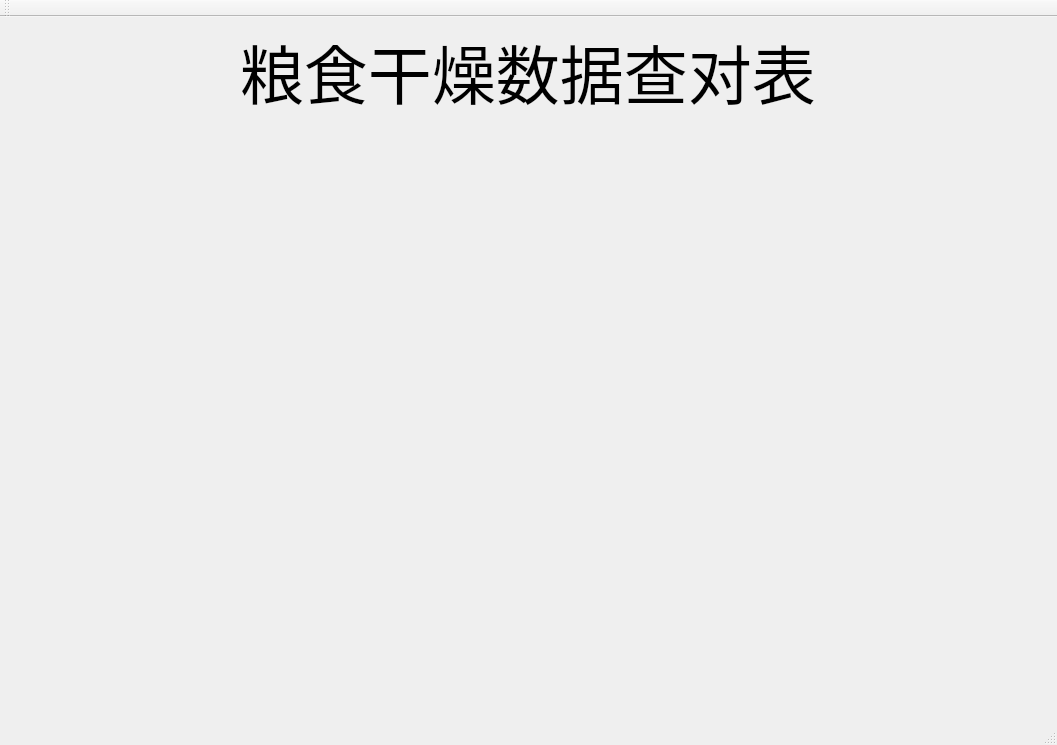
Above: mainwindow.ui from YHY-13/ui before the change. Below: the same form after it.
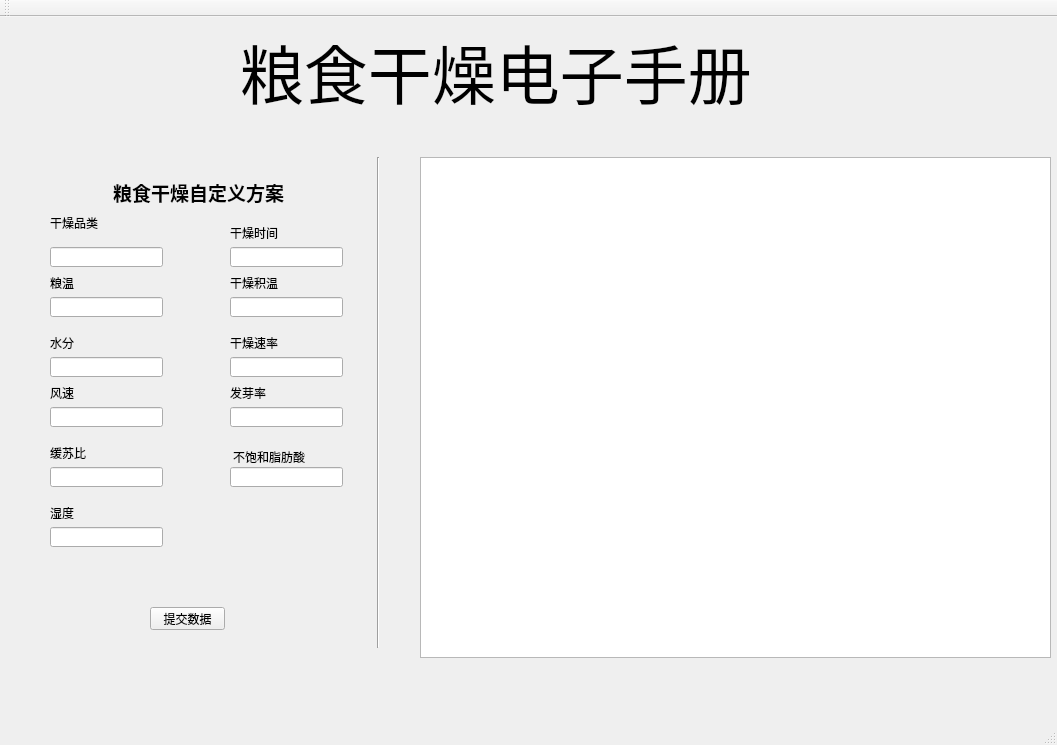
That is the form after the change. The open tabs and pages were chosen to show the change.

Commit message: 加入增添自定义功能

```diff
--- a/mainwindow.ui
+++ b/mainwindow.ui
@@ -30,14 +30,14 @@
      </font>
     </property>
     <property name="text">
-     <string>粮食干燥数据查对表</string>
+     <string>粮食干燥电子手册</string>
     </property>
    </widget>
    <widget class="QStackedWidget" name="stackedWidget">
     <property name="geometry">
      <rect>
-      <x>10</x>
-      <y>110</y>
+      <x>30</x>
+      <y>90</y>
       <width>1031</width>
       <height>581</height>
      </rect>
@@ -659,7 +659,328 @@
       </property>
      </widget>
     </widget>
-    <widget class="QWidget" name="page_2"/>
+    <widget class="QWidget" name="page_2">
+     <widget class="QTableView" name="tableWidge">
+      <property name="geometry">
+       <rect>
+        <x>390</x>
+        <y>50</y>
+        <width>631</width>
+        <height>501</height>
+       </rect>
+      </property>
+     </widget>
+     <widget class="QPushButton" name="pushButton_3">
+      <property name="geometry">
+       <rect>
+        <x>120</x>
+        <y>500</y>
+        <width>75</width>
+        <height>23</height>
+       </rect>
+      </property>
+      <property name="text">
+       <string>提交数据</string>
+      </property>
+     </widget>
+     <widget class="Line" name="line_3">
+      <property name="geometry">
+       <rect>
+        <x>340</x>
+        <y>50</y>
+        <width>16</width>
+        <height>491</height>
+       </rect>
+      </property>
+      <property name="orientation">
+       <enum>Qt::Vertical</enum>
+      </property>
+     </widget>
+     <widget class="QLabel" name="label_21">
+      <property name="geometry">
+       <rect>
+        <x>83</x>
+        <y>70</y>
+        <width>181</width>
+        <height>31</height>
+       </rect>
+      </property>
+      <property name="font">
+       <font>
+        <family>Arial</family>
+        <pointsize>14</pointsize>
+        <weight>75</weight>
+        <bold>true</bold>
+       </font>
+      </property>
+      <property name="text">
+       <string>粮食干燥自定义方案</string>
+      </property>
+     </widget>
+     <widget class="QLineEdit" name="lineEdit_11">
+      <property name="geometry">
+       <rect>
+        <x>20</x>
+        <y>140</y>
+        <width>113</width>
+        <height>20</height>
+       </rect>
+      </property>
+     </widget>
+     <widget class="QLineEdit" name="lineEdit_12">
+      <property name="geometry">
+       <rect>
+        <x>1300</x>
+        <y>710</y>
+        <width>113</width>
+        <height>20</height>
+       </rect>
+      </property>
+     </widget>
+     <widget class="QLineEdit" name="lineEdit_13">
+      <property name="geometry">
+       <rect>
+        <x>200</x>
+        <y>140</y>
+        <width>113</width>
+        <height>20</height>
+       </rect>
+      </property>
+     </widget>
+     <widget class="QLineEdit" name="lineEdit_14">
+      <property name="geometry">
+       <rect>
+        <x>20</x>
+        <y>190</y>
+        <width>113</width>
+        <height>20</height>
+       </rect>
+      </property>
+     </widget>
+     <widget class="QLineEdit" name="lineEdit_15">
+      <property name="geometry">
+       <rect>
+        <x>200</x>
+        <y>190</y>
+        <width>113</width>
+        <height>20</height>
+       </rect>
+      </property>
+     </widget>
+     <widget class="QLineEdit" name="lineEdit_16">
+      <property name="geometry">
+       <rect>
+        <x>200</x>
+        <y>300</y>
+        <width>113</width>
+        <height>20</height>
+       </rect>
+      </property>
+     </widget>
+     <widget class="QLineEdit" name="lineEdit_17">
+      <property name="geometry">
+       <rect>
+        <x>200</x>
+        <y>250</y>
+        <width>113</width>
+        <height>20</height>
+       </rect>
+      </property>
+     </widget>
+     <widget class="QLineEdit" name="lineEdit_18">
+      <property name="geometry">
+       <rect>
+        <x>20</x>
+        <y>250</y>
+        <width>113</width>
+        <height>20</height>
+       </rect>
+      </property>
+     </widget>
+     <widget class="QLineEdit" name="lineEdit_19">
+      <property name="geometry">
+       <rect>
+        <x>20</x>
+        <y>300</y>
+        <width>113</width>
+        <height>20</height>
+       </rect>
+      </property>
+     </widget>
+     <widget class="QLabel" name="label_22">
+      <property name="geometry">
+       <rect>
+        <x>20</x>
+        <y>110</y>
+        <width>54</width>
+        <height>12</height>
+       </rect>
+      </property>
+      <property name="text">
+       <string>干燥品类</string>
+      </property>
+     </widget>
+     <widget class="QLabel" name="label_23">
+      <property name="geometry">
+       <rect>
+        <x>20</x>
+        <y>170</y>
+        <width>54</width>
+        <height>12</height>
+       </rect>
+      </property>
+      <property name="text">
+       <string>粮温</string>
+      </property>
+     </widget>
+     <widget class="QLabel" name="label_24">
+      <property name="geometry">
+       <rect>
+        <x>20</x>
+        <y>230</y>
+        <width>54</width>
+        <height>12</height>
+       </rect>
+      </property>
+      <property name="text">
+       <string>水分</string>
+      </property>
+     </widget>
+     <widget class="QLabel" name="label_25">
+      <property name="geometry">
+       <rect>
+        <x>200</x>
+        <y>120</y>
+        <width>54</width>
+        <height>12</height>
+       </rect>
+      </property>
+      <property name="text">
+       <string>干燥时间</string>
+      </property>
+     </widget>
+     <widget class="QLabel" name="label_26">
+      <property name="geometry">
+       <rect>
+        <x>200</x>
+        <y>170</y>
+        <width>54</width>
+        <height>12</height>
+       </rect>
+      </property>
+      <property name="text">
+       <string>干燥积温</string>
+      </property>
+     </widget>
+     <widget class="QLabel" name="label_27">
+      <property name="geometry">
+       <rect>
+        <x>200</x>
+        <y>230</y>
+        <width>54</width>
+        <height>12</height>
+       </rect>
+      </property>
+      <property name="text">
+       <string>干燥速率</string>
+      </property>
+     </widget>
+     <widget class="QLabel" name="label_28">
+      <property name="geometry">
+       <rect>
+        <x>200</x>
+        <y>280</y>
+        <width>54</width>
+        <height>12</height>
+       </rect>
+      </property>
+      <property name="text">
+       <string>发芽率</string>
+      </property>
+     </widget>
+     <widget class="QLabel" name="label_29">
+      <property name="geometry">
+       <rect>
+        <x>20</x>
+        <y>280</y>
+        <width>54</width>
+        <height>12</height>
+       </rect>
+      </property>
+      <property name="text">
+       <string>风速</string>
+      </property>
+     </widget>
+     <widget class="QLineEdit" name="lineEdit_20">
+      <property name="geometry">
+       <rect>
+        <x>20</x>
+        <y>360</y>
+        <width>113</width>
+        <height>20</height>
+       </rect>
+      </property>
+     </widget>
+     <widget class="QLineEdit" name="lineEdit_21">
+      <property name="geometry">
+       <rect>
+        <x>20</x>
+        <y>420</y>
+        <width>113</width>
+        <height>20</height>
+       </rect>
+      </property>
+     </widget>
+     <widget class="QLabel" name="label_30">
+      <property name="geometry">
+       <rect>
+        <x>20</x>
+        <y>340</y>
+        <width>54</width>
+        <height>12</height>
+       </rect>
+      </property>
+      <property name="text">
+       <string>缓苏比</string>
+      </property>
+     </widget>
+     <widget class="QLabel" name="label_31">
+      <property name="geometry">
+       <rect>
+        <x>20</x>
+        <y>400</y>
+        <width>54</width>
+        <height>12</height>
+       </rect>
+      </property>
+      <property name="text">
+       <string>湿度</string>
+      </property>
+     </widget>
+     <widget class="QLineEdit" name="lineEdit_22">
+      <property name="geometry">
+       <rect>
+        <x>200</x>
+        <y>360</y>
+        <width>113</width>
+        <height>20</height>
+       </rect>
+      </property>
+     </widget>
+     <widget class="QLabel" name="label_32">
+      <property name="geometry">
+       <rect>
+        <x>203</x>
+        <y>340</y>
+        <width>91</width>
+        <height>20</height>
+       </rect>
+      </property>
+      <property name="text">
+       <string>不饱和脂肪酸</string>
+      </property>
+     </widget>
+    </widget>
    </widget>
   </widget>
   <widget class="QMenuBar" name="menuBar">
```
Left out of the diff: 4 changed lines with no effect on the pictures. The commit also changes 2 other files.
